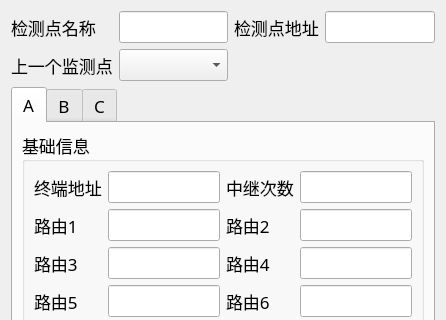
First picture: the form in AddTerminalDlg.ui, repository wanlong1215/test, before the edit; both pictures show x 0 to 446 and y 0 to 320 of the 446 by 481 pixel window.
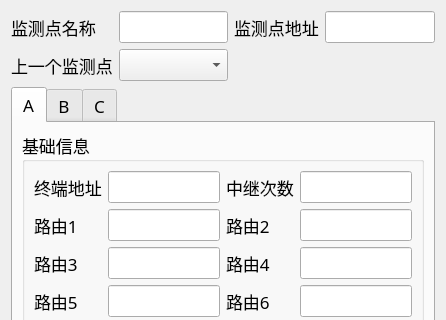
Second picture: the form after the edit.

Patch:
```diff
--- a/AddTerminalDlg.ui
+++ b/AddTerminalDlg.ui
@@ -25,7 +25,7 @@
      <item row="0" column="0">
       <widget class="QLabel" name="label_5">
        <property name="text">
-        <string>检测点名称</string>
+        <string>监测点名称</string>
        </property>
       </widget>
      </item>
@@ -35,7 +35,7 @@
      <item row="0" column="2">
       <widget class="QLabel" name="label_6">
        <property name="text">
-        <string>检测点地址</string>
+        <string>监测点地址</string>
        </property>
       </widget>
      </item>
```
